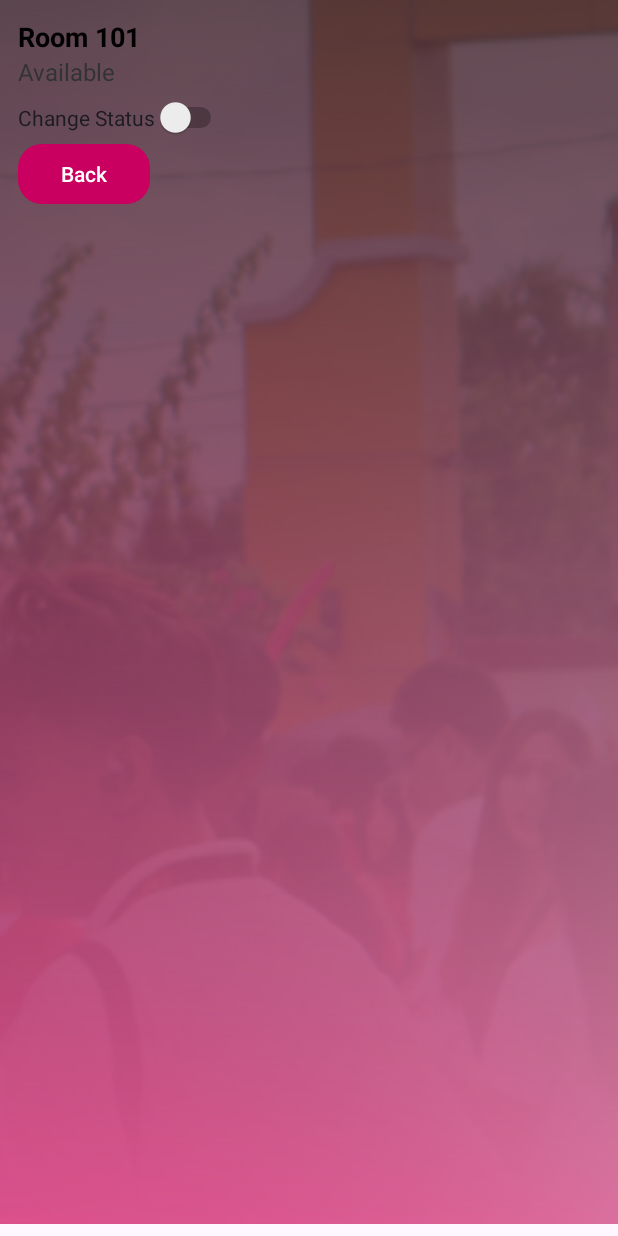
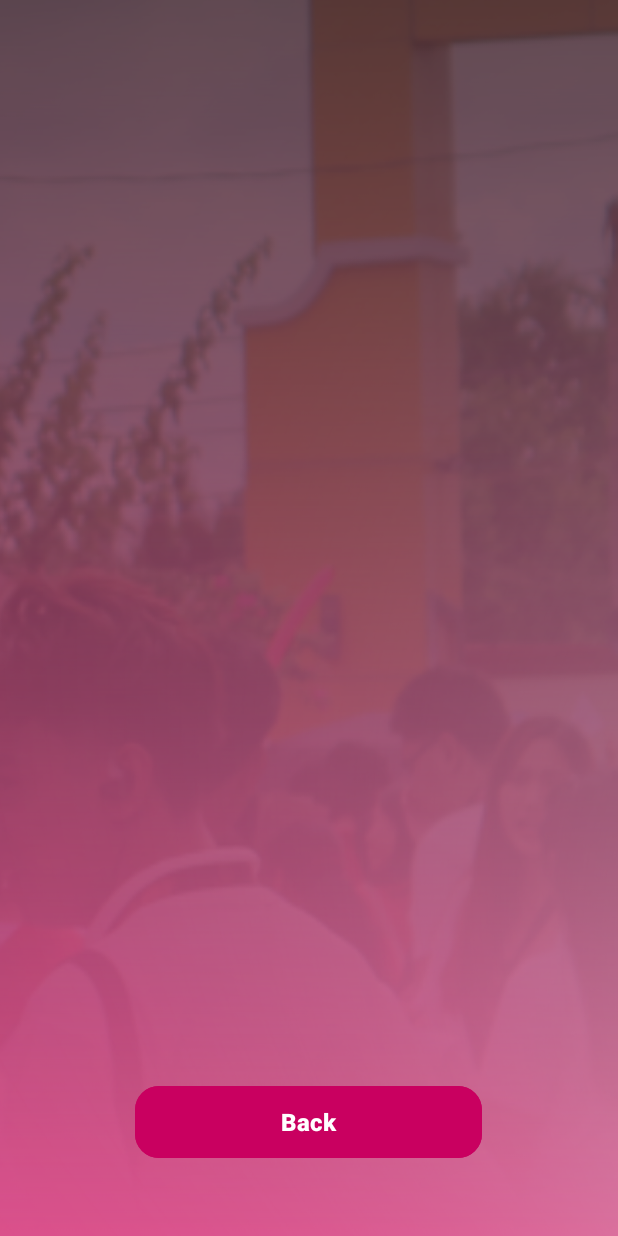
Before and after one commit to vondracmon/CampusGo, an Android app: the room_available screen opened directly, with no data from a screen before it, on a phone screen of 412 x 824 dp. Run offline under Robolectric (Android 15) with nearby library versions, the phone set to English and light mode, and no system bars; our stand-ins replace CircleImageView, Firebase (no records; nobody signed in at launch, a user with empty details on screens opened directly).

Commit message:
fixed admin room availability crash

```diff
--- a/app/src/main/res/layout/activity_room_available.xml
+++ b/app/src/main/res/layout/activity_room_available.xml
@@ -1,49 +1,36 @@
-<LinearLayout xmlns:android="http://schemas.android.com/apk/res/android"
-    android:orientation="vertical"
-    android:padding="12dp"
+<?xml version="1.0" encoding="utf-8"?>
+<RelativeLayout xmlns:android="http://schemas.android.com/apk/res/android"
     android:layout_width="match_parent"
-    android:layout_height="wrap_content"
-    android:background="@drawable/home_bg"
-    android:layout_marginBottom="8dp">
+    android:layout_height="match_parent"
+    android:padding="8dp"
+    android:background="@drawable/home_bg">
 
-    <TextView
-        android:id="@+id/roomNumber"
-        android:layout_width="wrap_content"
-        android:layout_height="wrap_content"
-        android:text="Room 101"
-        android:textSize="18sp"
-        android:textStyle="bold"
-        android:textColor="#000000"/>
+    <ScrollView
+        android:layout_width="match_parent"
+        android:layout_height="0dp"
+        android:layout_alignParentTop="true"
+        android:layout_above="@id/backButton"
+        android:padding="8dp">
 
-    <TextView
-        android:id="@+id/availablility"
-        android:layout_width="wrap_content"
-        android:layout_height="wrap_content"
-        android:text="Available"
-        android:textSize="16sp"
-        android:textColor="#333333"/>
-
-    <!-- 🆕 Add this -->
-    <TextView
-        android:id="@+id/markedByText"
-        android:layout_width="wrap_content"
-        android:layout_height="wrap_content"
-        android:text="Marked by: AdminName"
-        android:textSize="14sp"
-        android:textColor="#888888"
-        android:visibility="gone" />
-
-    <Switch
-        android:id="@+id/statusSwitch"
-        android:layout_width="wrap_content"
-        android:layout_height="wrap_content"
-        android:text="Change Status"
-        android:layout_marginTop="6dp"/>
+        <LinearLayout
+            android:id="@+id/main"
+            android:layout_width="match_parent"
+            android:layout_height="wrap_content"
+            android:orientation="vertical"
+            android:padding="8dp" />
+    </ScrollView>
 
     <Button
         android:id="@+id/backButton"
-        android:layout_width="wrap_content"
-        android:layout_height="wrap_content"
-        android:text="Back" />
+        android:layout_width="231dp"
+        android:layout_height="56dp"
+        android:layout_centerHorizontal="true"
+        android:layout_alignParentBottom="true"
+        android:layout_marginBottom="40dp"
+        android:backgroundTint="#c90060"
+        android:text="Back"
+        android:textColor="#fff"
+        android:textSize="16sp"
+        android:textStyle="bold" />
 
-</LinearLayout>
+</RelativeLayout>
```
Also changed, not shown: app/src/main/java/com/example/campusgo/getRoom.java (+11 -7 lines), app/src/main/java/com/example/campusgo/room_available.java (+11 -1 lines), app/src/main/res/layout/room_item.xml (+22 -5 lines).
